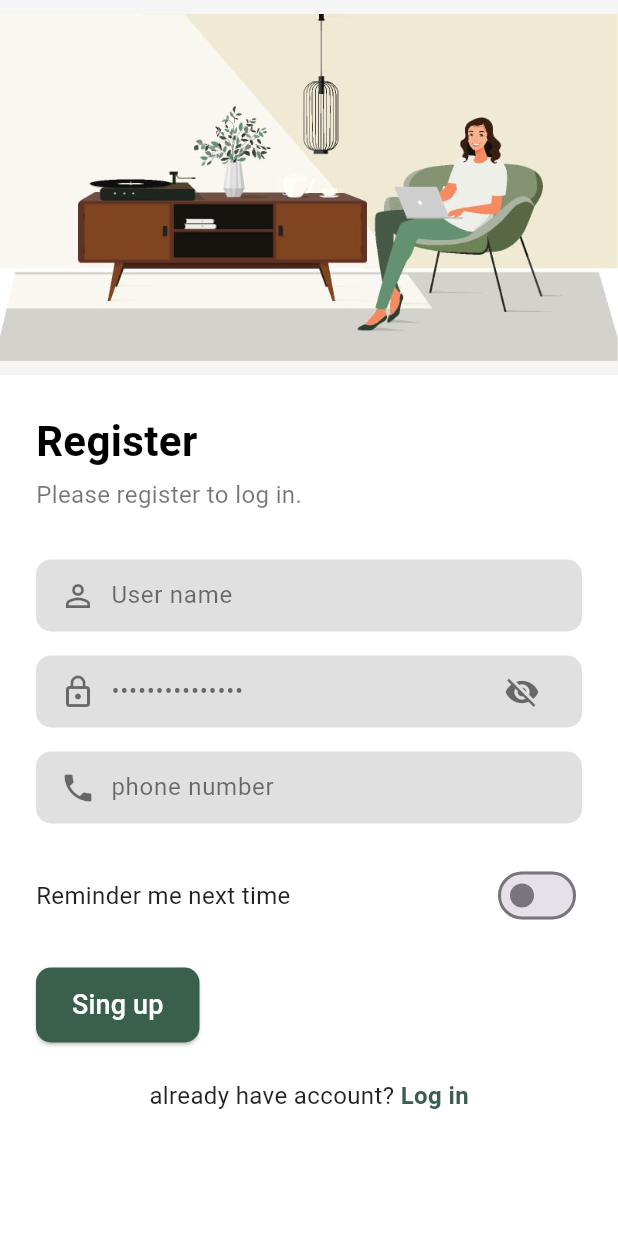
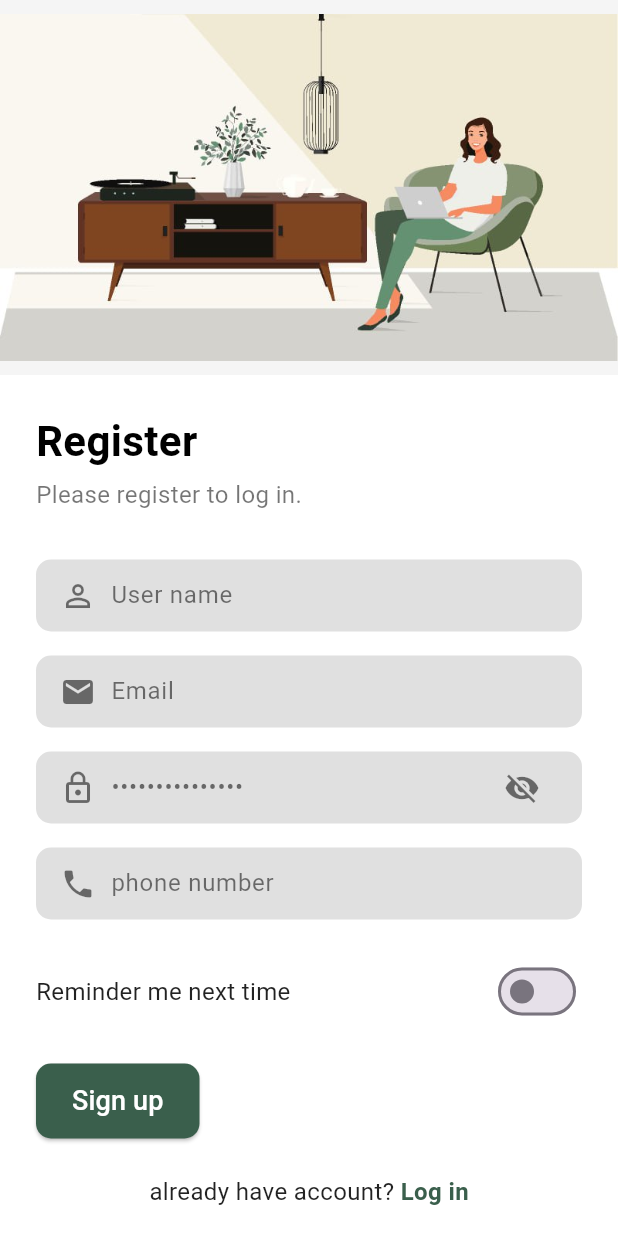
Before and after one commit to Abesse311/Co_Work_Spacing_Flutter, a Flutter app: the RegisterScreen screen opened directly, on a phone screen of 412 x 824 dp. Run offline on Flutter 3.47's test engine with Material 3 defaults, Android fonts, the phone set to English and light mode, and no system bars; Roboto replaces fonts that are missing (SF Pro Display).

Commit message:
add the logic of (auth) to sing up/in

```diff
--- a/lib/pages/register.dart
+++ b/lib/pages/register.dart
@@ -1,7 +1,10 @@
+import 'dart:convert';
 import 'package:flutter/material.dart';
+import 'package:flutter_projet_tutore/pages/singUp.dart';
+import 'package:http/http.dart' as http;
 
 class RegisterScreen extends StatefulWidget {
-  const RegisterScreen({Key? key}) : super(key: key);
+  const RegisterScreen({super.key});
 
   @override
   _RegisterScreenState createState() {
@@ -12,6 +15,45 @@ class RegisterScreen extends StatefulWidget {
 class _RegisterScreenState extends State<RegisterScreen> {
   bool _obscureText = true;
   bool _remindMe = false;
+
+  final TextEditingController _nameController = TextEditingController();
+  final TextEditingController _passwordController = TextEditingController();
+  final TextEditingController _phoneController = TextEditingController();
+  final TextEditingController _emailController = TextEditingController();
+
+  Future<void> _registerUser() async {
+    if (_nameController.text.isEmpty || _phoneController.text.isEmpty || _passwordController.text.isEmpty || _emailController.text.isEmpty ) {
+      ScaffoldMessenger.of(context).showSnackBar(
+        SnackBar(
+          content: Text('Veuillez remplir le champ Vide'),
+        ),
+      );
+      return;
+    }
+
+    final url = Uri.parse('http://localhost:5000/users');
+    final response = await http.post(
+      url,
+      headers: {'Content-Type': 'application/json'},
+      body: jsonEncode({
+        "name": _nameController.text,
+        "email": _emailController.text,
+        "password": _passwordController.text,
+        "number": int.tryParse(_phoneController.text) ?? 0,
+      }),
+    );
+    if (response.statusCode == 201) {
+      ScaffoldMessenger.of(
+        context,
+      ).showSnackBar(SnackBar(content: Text('Inscription réussie !')));
+    } else {
+      ScaffoldMessenger.of(context).showSnackBar(
+        SnackBar(
+          content: Text('Erreur: ${jsonDecode(response.body)['error']}'),
+        ),
+      );
+    }
+  }
 
   @override
   Widget build(BuildContext context) {
@@ -24,14 +66,9 @@ class _RegisterScreenState extends State<RegisterScreen> {
             // Image illustration
             Container(
               height: 250,
-              decoration: const BoxDecoration(
-                color: Color(0xFFF5F5F5),
-              ),
+              decoration: const BoxDecoration(color: Color(0xFFF5F5F5)),
               child: Center(
-                child: Image.asset(
-                  'img/sgine.jpg',
-                  fit: BoxFit.contain,
-                ),
+                child: Image.asset('img/sgine.jpg', fit: BoxFit.contain),
               ),
             ),
 
@@ -53,10 +90,7 @@ class _RegisterScreenState extends State<RegisterScreen> {
                   const SizedBox(height: 4),
                   const Text(
                     'Please register to log in.',
-                    style: TextStyle(
-                      fontSize: 16,
-                      color: Colors.black54,
-                    ),
+                    style: TextStyle(fontSize: 16, color: Colors.black54),
                   ),
                   const SizedBox(height: 32),
 
@@ -70,12 +104,44 @@ class _RegisterScreenState extends State<RegisterScreen> {
                       padding: const EdgeInsets.symmetric(horizontal: 16.0),
                       child: Row(
                         children: [
-                          const Icon(Icons.person_outline, color: Colors.black54),
+                          const Icon(
+                            Icons.person_outline,
+                            color: Colors.black54,
+                          ),
                           const SizedBox(width: 10),
                           Expanded(
                             child: TextField(
+                              controller: _nameController,
                               decoration: const InputDecoration(
                                 hintText: 'User name',
+                                border: InputBorder.none,
+                                hintStyle: TextStyle(color: Colors.black54),
+                              ),
+                            ),
+                          ),
+                        ],
+                      ),
+                    ),
+                  ),
+                  const SizedBox(height: 16),
+
+                  // Email field
+                  Container(
+                    decoration: BoxDecoration(
+                      color: Colors.grey.shade300,
+                      borderRadius: BorderRadius.circular(10),
+                    ),
+                    child: Padding(
+                      padding: const EdgeInsets.symmetric(horizontal: 16.0),
+                      child: Row(
+                        children: [
+                          const Icon(Icons.email, color: Colors.black54),
+                          const SizedBox(width: 10),
+                          Expanded(
+                            child: TextField(
+                              controller: _emailController,
+                              decoration: const InputDecoration(
+                                hintText: 'Email',
                                 border: InputBorder.none,
                                 hintStyle: TextStyle(color: Colors.black54),
                               ),
@@ -101,6 +167,7 @@ class _RegisterScreenState extends State<RegisterScreen> {
                           const SizedBox(width: 10),
                           Expanded(
                             child: TextField(
+                              controller: _passwordController,
                               obscureText: _obscureText,
                               decoration: const InputDecoration(
                                 hintText: '•••••••••••••••',
@@ -111,7 +178,9 @@ class _RegisterScreenState extends State<RegisterScreen> {
                           ),
                           IconButton(
                             icon: Icon(
-                              _obscureText ? Icons.visibility_off : Icons.visibility,
+                              _obscureText
+                                  ? Icons.visibility_off
+                                  : Icons.visibility,
                               color: Colors.black54,
                             ),
                             onPressed: () {
@@ -140,6 +209,7 @@ class _RegisterScreenState extends State<RegisterScreen> {
                           const SizedBox(width: 10),
                           Expanded(
                             child: TextField(
+                              controller: _phoneController,
                               keyboardType: TextInputType.phone,
                               decoration: const InputDecoration(
                                 hintText: 'phone number',
@@ -160,10 +230,7 @@ class _RegisterScreenState extends State<RegisterScreen> {
                     children: [
                       const Text(
                         'Reminder me next time',
-                        style: TextStyle(
-                          fontSize: 16,
-                          color: Colors.black87,
-                        ),
+                        style: TextStyle(fontSize: 16, color: Colors.black87),
                       ),
                       Switch(
                         value: _remindMe,
@@ -182,9 +249,7 @@ class _RegisterScreenState extends State<RegisterScreen> {
                   SizedBox(
                     height: 50,
                     child: ElevatedButton(
-                      onPressed: () {
-                        // Implement registration logic
-                      },
+                      onPressed: _registerUser,
                       style: ElevatedButton.styleFrom(
                         backgroundColor: const Color(0xFF3A5F4C),
                         shape: RoundedRectangleBorder(
@@ -192,11 +257,8 @@ class _RegisterScreenState extends State<RegisterScreen> {
                         ),
                       ),
                       child: const Text(
-                        'Sing up',
-                        style: TextStyle(
-                          fontSize: 18,
-                          color: Colors.white,
-                        ),
+                        'Sign up',
+                        style: TextStyle(fontSize: 18, color: Colors.white),
                       ),
                     ),
                   ),
@@ -208,14 +270,16 @@ class _RegisterScreenState extends State<RegisterScreen> {
                     children: [
                       const Text(
                         'already have account? ',
-                        style: TextStyle(
-                          fontSize: 16,
-                          color: Colors.black87,
-                        ),
+                        style: TextStyle(fontSize: 16, color: Colors.black87),
                       ),
                       GestureDetector(
                         onTap: () {
-                          // Navigate to login screen
+                          Navigator.push(
+                            context,
+                            MaterialPageRoute(
+                              builder: (context) => LoginScreen(),
+                            ),
+                          );
                         },
                         child: const Text(
                           'Log in',
```
Also changed, not shown: lib/pages/singUp.dart (+49 -10 lines).
